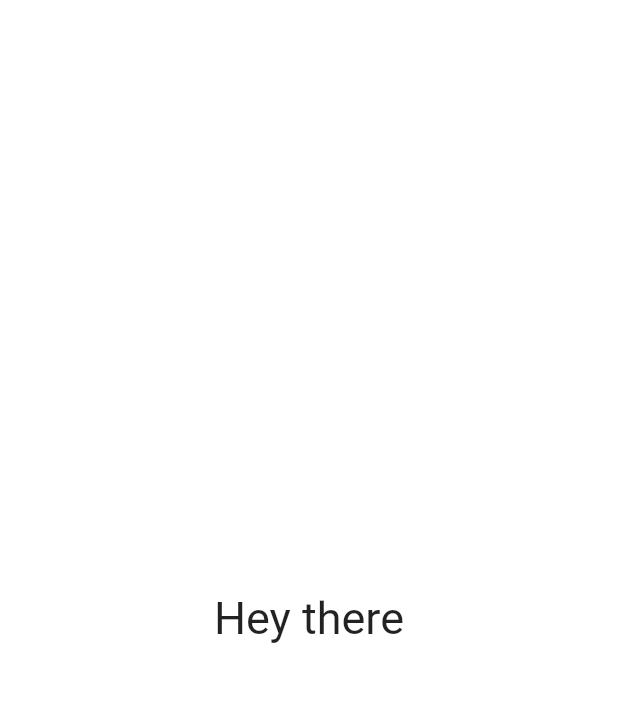
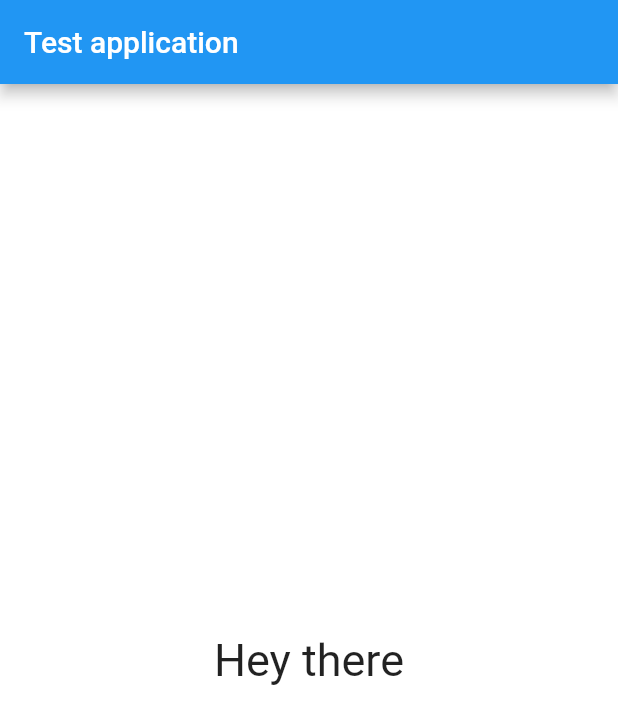
Before and after one commit to Viacheslav-Pavliuk/test_app, a Flutter app: the screen it shows after launch, on a phone screen of 412 x 824 dp. Shown: the top 724 px of the screen. Run offline on Flutter 3.47's test engine with Material 2 defaults, Android fonts, the phone set to English and light mode, and no system bars; Roboto replaces fonts that are missing (Times new Roman).

Commit message:
SP-1 <Added AppBar>

```diff
--- a/lib/main.dart
+++ b/lib/main.dart
@@ -29,6 +29,9 @@ class _MyPageState extends State<MyPage> {
   @override
   Widget build(BuildContext context) {
     return Scaffold(
+      appBar: AppBar(
+        title: const Text('Test application'),
+      ),
       body: InkWell(
         onTap: changeColor,
         child: Container(
```
Also changed, not shown: 1 other file.
